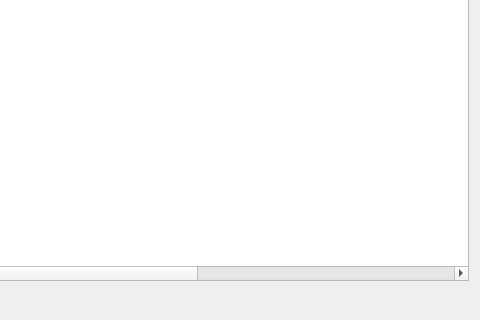
Above: src/qt/forms/coincontroldialog.ui from adeptio-project/adeptio before the change; both pictures show x 474 to 954 and y 180 to 500 of the 954 by 500 pixel window. Below: the same form after it.
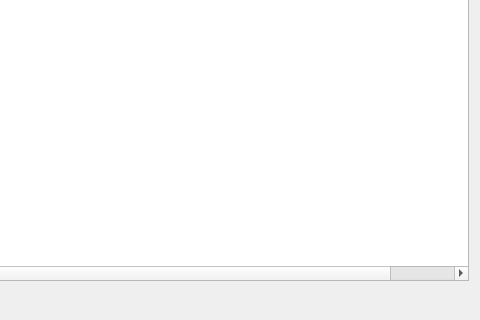
That is the form after the change. Custom widgets are drawn as their Qt base class.

Patch:
```diff
--- a/src/qt/forms/coincontroldialog.ui
+++ b/src/qt/forms/coincontroldialog.ui
@@ -447,7 +447,7 @@
       <bool>false</bool>
      </property>
      <property name="columnCount">
-      <number>13</number>
+      <number>10</number>
      </property>
      <attribute name="headerShowSortIndicator" stdset="0">
       <bool>true</bool>
@@ -508,21 +508,6 @@
        <string/>
       </property>
      </column>
-     <column>
-      <property name="text">
-       <string/>
-      </property>
-     </column>
-     <column>
-      <property name="text">
-       <string/>
-      </property>
-     </column>
-     <column>
-      <property name="text">
-       <string/>
-      </property>
-     </column>
     </widget>
    </item>
    <item>
```
